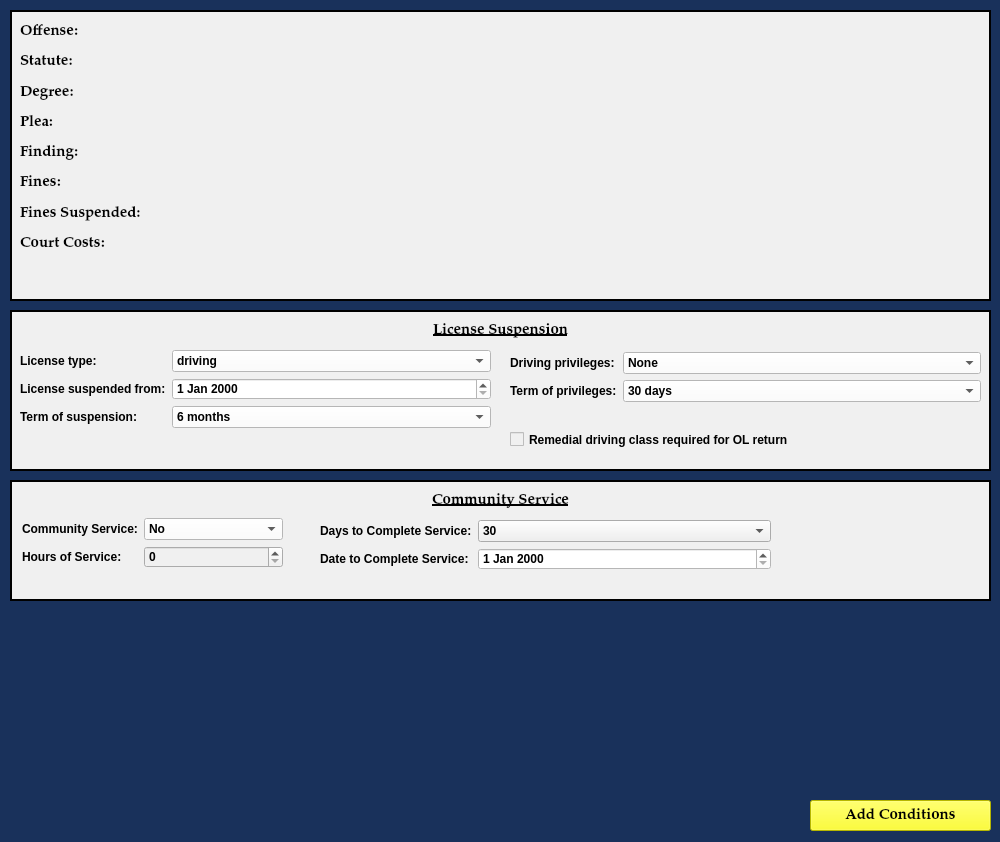
Before: the Qt Designer form resources/ui/AddConditionsDialog.ui in HunterProgram22/MuniEntry, drawn with Qt 5.
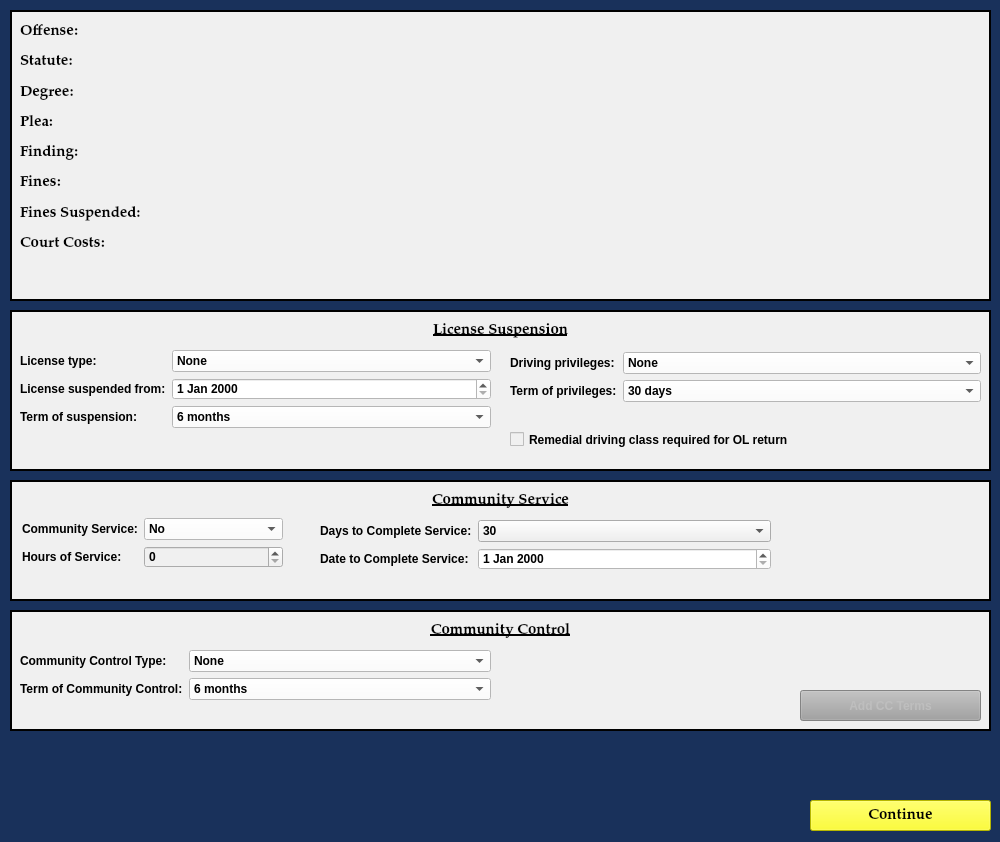
After: the same form once the commit is applied.

Commit message: Wired up basic community control terms.

The edit to the form file:
```diff
--- a/resources/ui/AddConditionsDialog.ui
+++ b/resources/ui/AddConditionsDialog.ui
@@ -339,7 +339,7 @@
     <string notr="true">background-color: rgb(255, 255, 0);</string>
    </property>
    <property name="text">
-    <string>Add Conditions</string>
+    <string>Continue</string>
    </property>
    <property name="autoDefault">
     <bool>false</bool>
@@ -427,6 +427,11 @@
        <property name="styleSheet">
         <string notr="true">background-color: rgb(255, 255, 255);</string>
        </property>
+       <item>
+        <property name="text">
+         <string>None</string>
+        </property>
+       </item>
        <item>
         <property name="text">
          <string>driving</string>
@@ -726,6 +731,156 @@
     </layout>
    </widget>
   </widget>
+  <widget class="QFrame" name="frame_6">
+   <property name="geometry">
+    <rect>
+     <x>10</x>
+     <y>610</y>
+     <width>981</width>
+     <height>121</height>
+    </rect>
+   </property>
+   <property name="styleSheet">
+    <string notr="true">background-color: rgb(240, 240, 240);</string>
+   </property>
+   <property name="frameShape">
+    <enum>QFrame::Box</enum>
+   </property>
+   <property name="frameShadow">
+    <enum>QFrame::Plain</enum>
+   </property>
+   <property name="lineWidth">
+    <number>2</number>
+   </property>
+   <widget class="QLabel" name="label_27">
+    <property name="geometry">
+     <rect>
+      <x>10</x>
+      <y>10</y>
+      <width>961</width>
+      <height>21</height>
+     </rect>
+    </property>
+    <property name="font">
+     <font>
+      <family>Palatino Linotype</family>
+      <pointsize>11</pointsize>
+      <weight>75</weight>
+      <italic>false</italic>
+      <bold>true</bold>
+      <underline>true</underline>
+     </font>
+    </property>
+    <property name="text">
+     <string>Community Control</string>
+    </property>
+    <property name="alignment">
+     <set>Qt::AlignCenter</set>
+    </property>
+   </widget>
+   <widget class="QWidget" name="layoutWidget_3">
+    <property name="geometry">
+     <rect>
+      <x>10</x>
+      <y>40</y>
+      <width>471</width>
+      <height>71</height>
+     </rect>
+    </property>
+    <layout class="QFormLayout" name="formLayout_5">
+     <item row="0" column="0">
+      <widget class="QLabel" name="label_23">
+       <property name="text">
+        <string>Community Control Type:</string>
+       </property>
+      </widget>
+     </item>
+     <item row="0" column="1">
+      <widget class="QComboBox" name="type_of_community_control_box">
+       <property name="styleSheet">
+        <string notr="true">background-color: rgb(255, 255, 255);</string>
+       </property>
+       <item>
+        <property name="text">
+         <string>None</string>
+        </property>
+       </item>
+       <item>
+        <property name="text">
+         <string>basic</string>
+        </property>
+       </item>
+       <item>
+        <property name="text">
+         <string>intensive</string>
+        </property>
+       </item>
+       <item>
+        <property name="text">
+         <string>monitored</string>
+        </property>
+       </item>
+      </widget>
+     </item>
+     <item row="1" column="0">
+      <widget class="QLabel" name="label_29">
+       <property name="text">
+        <string>Term of Community Control:</string>
+       </property>
+      </widget>
+     </item>
+     <item row="1" column="1">
+      <widget class="QComboBox" name="term_of_community_control_box">
+       <property name="styleSheet">
+        <string notr="true">background-color: rgb(255, 255, 255);</string>
+       </property>
+       <item>
+        <property name="text">
+         <string>6 months</string>
+        </property>
+       </item>
+       <item>
+        <property name="text">
+         <string>12 months</string>
+        </property>
+       </item>
+       <item>
+        <property name="text">
+         <string>18 months</string>
+        </property>
+       </item>
+       <item>
+        <property name="text">
+         <string>24 months</string>
+        </property>
+       </item>
+      </widget>
+     </item>
+    </layout>
+   </widget>
+   <widget class="QPushButton" name="createEntryButton_3">
+    <property name="enabled">
+     <bool>false</bool>
+    </property>
+    <property name="geometry">
+     <rect>
+      <x>790</x>
+      <y>80</y>
+      <width>181</width>
+      <height>31</height>
+     </rect>
+    </property>
+    <property name="styleSheet">
+     <string notr="true">background-color: rgb(160, 160, 160);</string>
+    </property>
+    <property name="text">
+     <string>Add CC Terms</string>
+    </property>
+    <property name="autoDefault">
+     <bool>false</bool>
+    </property>
+   </widget>
+  </widget>
  </widget>
  <tabstops>
   <tabstop>createEntryButton_2</tabstop>
```
The commit also changes 7 other files.
